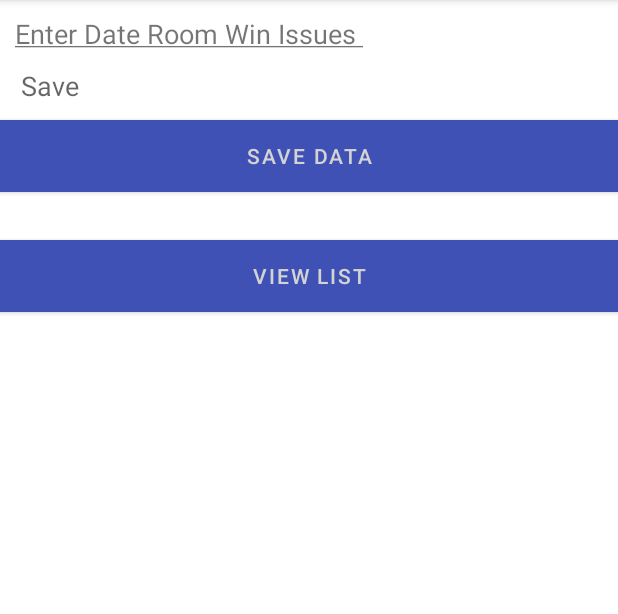
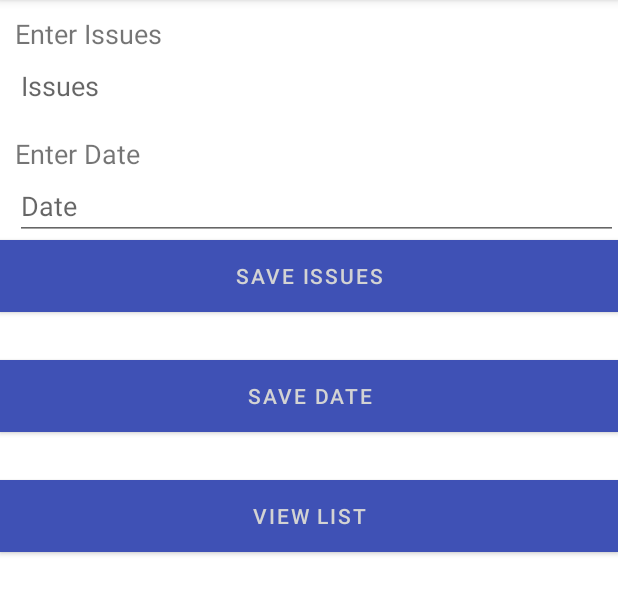
Before and after one commit to madasilva1/Searchable, an Android app: the screen it shows after launch (MainActivity), on a phone screen of 412 x 824 dp, the part 84-698 px from its top. Run offline under Robolectric (Android 15) with nearby library versions, the phone set to English and light mode, and no system bars.

Commit message:
TextView Enter Date include,

```diff
--- a/app/src/main/java/com/example/wordlistsqlsearchable/DisplayList.java
+++ b/app/src/main/java/com/example/wordlistsqlsearchable/DisplayList.java
@@ -2,20 +2,12 @@ package com.example.wordlistsqlsearchable;
 
 import androidx.appcompat.app.AppCompatActivity;
 import androidx.recyclerview.widget.RecyclerView;
-import androidx.appcompat.app.AppCompatActivity;
 import androidx.recyclerview.widget.LinearLayoutManager;
-import androidx.recyclerview.widget.RecyclerView;
-
 import android.content.Intent;
 import android.os.Bundle;
 import android.text.TextUtils;
-import android.view.Menu;
-import android.view.MenuItem;
-import android.view.View;
-import android.widget.Button;
-import android.widget.LinearLayout;
 import android.widget.Toast;
-import android.os.Bundle;
+
 
 
 public class DisplayList extends AppCompatActivity {
@@ -33,7 +25,7 @@ public class DisplayList extends AppCompatActivity {
         // Create recycler view.
         mRecyclerView = (RecyclerView) findViewById(R.id.recycleview);
         // Create an mAdapter and supply the data to be displayed.
-        mAdapter = new WordListAdapter(this, /*mDB.getAllEntries(),*/ mDB);
+        mAdapter = new WordListAdapter(this, mDB);
         // Connect the mAdapter with the recycler view.
         mRecyclerView.setAdapter(mAdapter);
         // Give the recycler view a default layout manager.
--- a/app/src/main/java/com/example/wordlistsqlsearchable/MainActivity.java
+++ b/app/src/main/java/com/example/wordlistsqlsearchable/MainActivity.java
@@ -25,8 +25,8 @@ public class MainActivity extends AppCompatActivity {
     public static final int WORD_ADD = -1;
     public static final int WORD_EDIT = 1;
     private static final String TAG = MainActivity.class.getSimpleName();
-    EditText editTextname;
-    Button addData;
+    EditText editTextname,editText_date;
+    Button addDate;
     private WordListOpenHelper mDB;
     private RecyclerView mRecyclerView;
     private WordListAdapter mAdapter;
@@ -37,14 +37,35 @@ public class MainActivity extends AppCompatActivity {
         setContentView(R.layout.activity_main);
        // AddData();
         editTextname = (EditText) findViewById(R.id.editText_name);
+        editText_date = (EditText)findViewById(R.id.editText_date);
 
        mDB = new WordListOpenHelper(this);
+
+       Button adddate = (Button)findViewById(R.id.Add_Date);
+       adddate.setOnClickListener(new View.OnClickListener() {
+           @Override
+           public void onClick(View view) {
+               String date = editText_date.getText().toString();
+
+               WordListOpenHelper wordListOpenHelper = new WordListOpenHelper(MainActivity.this);
+               if(!TextUtils.isEmpty(date)) {
+                   wordListOpenHelper.insertData(date);
+                   Toast.makeText(getApplicationContext(), "Data Inserted Successfully", Toast.LENGTH_SHORT).show();
+               }
+               else{
+                   Toast.makeText(getApplicationContext(),"Not Inserted, enter some data",Toast.LENGTH_LONG).show();
+               }
+
+               editText_date.setText("");
+           }
+       });
 
        Button addaData = (Button)findViewById(R.id.Add_Data);
         addaData.setOnClickListener(new View.OnClickListener() {
             @Override
             public void onClick(View view) {
                 String name = editTextname.getText().toString();
+
                 WordListOpenHelper wordListOpenHelper = new WordListOpenHelper(MainActivity.this);
                 if(!TextUtils.isEmpty(name)) {
                     wordListOpenHelper.insertData(name);
--- a/app/src/main/java/com/example/wordlistsqlsearchable/WordListOpenHelper.java
+++ b/app/src/main/java/com/example/wordlistsqlsearchable/WordListOpenHelper.java
@@ -5,6 +5,7 @@ import android.database.Cursor;
 import android.database.DatabaseUtils;
 import android.database.sqlite.SQLiteDatabase;
 import android.database.sqlite.SQLiteOpenHelper;
+import android.text.TextUtils;
 import android.util.Log;
 
 public class WordListOpenHelper extends  SQLiteOpenHelper{
@@ -18,18 +19,19 @@ public class WordListOpenHelper extends  SQLiteOpenHelper{
     private static final String DATABASE_NAME = "wordlist";
 
     // Column names...
+    public static final String KEY_DATE = "date";
     public static final String KEY_ID = "_id";
     public static final String KEY_WORD = "word";
 
     // ... and a string array of columns.
     private static final String[] COLUMNS =
-            {KEY_ID, KEY_WORD};
+            {KEY_ID, KEY_WORD,KEY_DATE};
 
     // Build the SQL query that creates the table.
     private static final String WORD_LIST_TABLE_CREATE =
             "CREATE TABLE " + WORD_LIST_TABLE + " (" +
-                    KEY_ID + " INTEGER PRIMARY KEY, " + // will auto-increment if no value passed
-                    KEY_WORD + " TEXT );";
+                    KEY_ID + " INTEGER PRIMARY KEY, " +       // will auto-increment if no value passed
+                    KEY_WORD + " TEXT ," + KEY_DATE + "INTEGER PRIMARY KEY);";
 
     private SQLiteDatabase mWritableDB;
     private SQLiteDatabase mReadableDB;
@@ -42,15 +44,15 @@ public class WordListOpenHelper extends  SQLiteOpenHelper{
     @Override
     public void onCreate(SQLiteDatabase db) {
         db.execSQL(WORD_LIST_TABLE_CREATE);
-       // fillDatabaseWithData(db);
+
     }
 
 
     public boolean insertData(String name) {
         SQLiteDatabase db = this.getWritableDatabase();
         ContentValues contentValues = new ContentValues();
+        contentValues.put(KEY_WORD,name);
 
-        contentValues.put(KEY_WORD,name);
 
         long result = db.insert(WORD_LIST_TABLE, null, contentValues);
         if (result == -1)
--- a/app/src/main/res/layout/activity_main.xml
+++ b/app/src/main/res/layout/activity_main.xml
@@ -12,25 +12,59 @@
         android:layout_height="wrap_content"
         android:textSize="18dp"
         android:id="@+id/textView"
-        android:text = "@string/my_string"
+        android:text = "Enter Issues"
         android:layout_marginLeft="10dp"
         android:layout_marginTop="10dp"
         />
-
     <EditText
         android:id="@+id/editText_name"
         android:layout_width="match_parent"
         android:layout_height="wrap_content"
         android:layout_marginLeft="10dp"
         android:inputType="text"
-        android:hint="@string/button_save"
+        android:hint="Issues"
+        android:ems="10"
+        android:singleLine="false" />
+
+
+    <TextView
+        android:layout_width="wrap_content"
+        android:layout_height="wrap_content"
+        android:textSize="18dp"
+        android:id="@+id/textDate"
+        android:text = "Enter Date"
+        android:layout_marginLeft="10dp"
+        android:layout_marginTop="10dp"
+        />
+
+    <EditText
+        android:id="@+id/editText_date"
+        android:layout_width="match_parent"
+        android:layout_height="wrap_content"
+        android:layout_marginLeft="10dp"
+        android:inputType="text"
+        android:hint="@string/hint_date"
         android:ems="10"
         android:singleLine="false" />
     <Button android:id="@+id/Add_Data"
         android:layout_width="match_parent"
         android:layout_height="wrap_content"
         android:background="@color/colorPrimary"
-        android:text="Save Data"
+        android:text="Save Issues"
+        android:textColor="@color/buttonLabel"/>
+    <LinearLayout
+        android:layout_width="wrap_content"
+        android:layout_height="wrap_content"
+        android:layout_gravity="bottom"
+        android:layout_margin="16dp"
+        android:clickable="true"
+        android:src = "@mipmap/ic_launcher"
+        android:orientation="vertical" />
+    <Button android:id="@+id/Add_Date"
+        android:layout_width="match_parent"
+        android:layout_height="wrap_content"
+        android:background="@color/colorPrimary"
+        android:text="Save Date"
         android:textColor="@color/buttonLabel"/>
     <LinearLayout
         android:layout_width="wrap_content"
--- a/app/src/main/res/layout/wordlist_item.xml
+++ b/app/src/main/res/layout/wordlist_item.xml
@@ -35,9 +35,5 @@
 
     </LinearLayout>
 
-    <Button
-        android:layout_width="match_parent"
-        android:layout_height="@dimen/divider_height"
-        android:background="@color/colorAccent" />
 
 </LinearLayout>
--- a/app/src/main/res/values/strings.xml
+++ b/app/src/main/res/values/strings.xml
@@ -2,6 +2,7 @@
 <resources>
     <string name="app_name">Window Control</string>
     <string name="hint_word">Word...</string>
+    <string name="hint_date"> Date</string> type=""
     <string name="hint_definition">Definition...</string>
     <string name="my_string"><u>Enter Date    Room     Win      Issues </u></string>
     <string name="button_save">Save</string>
```
